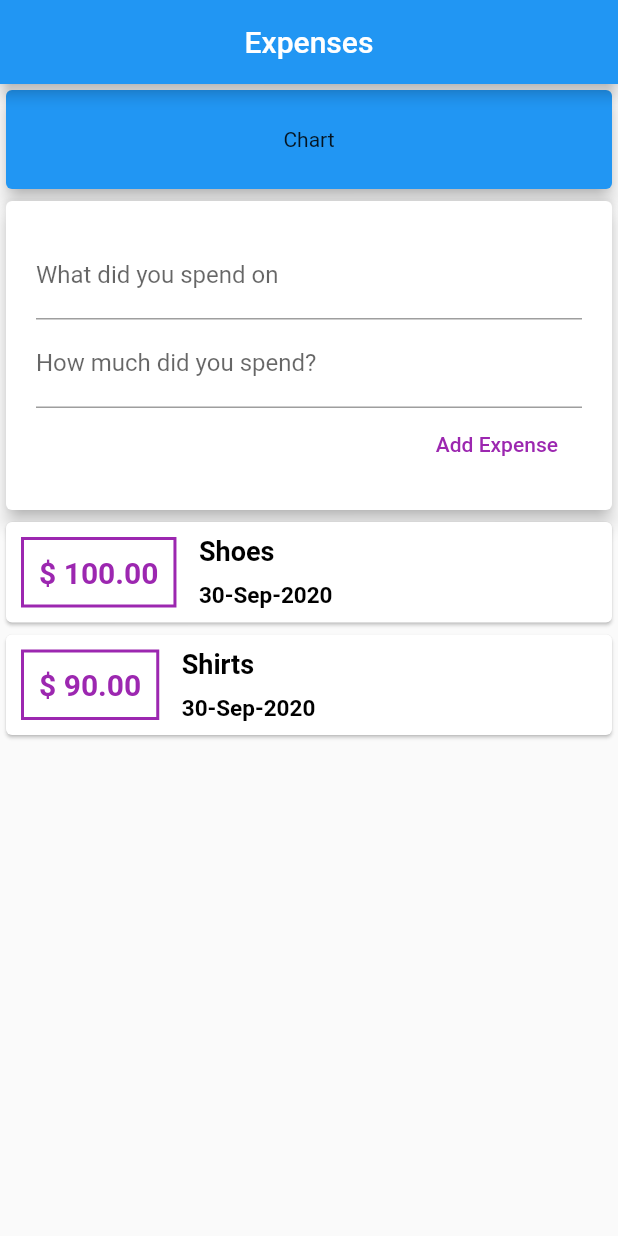
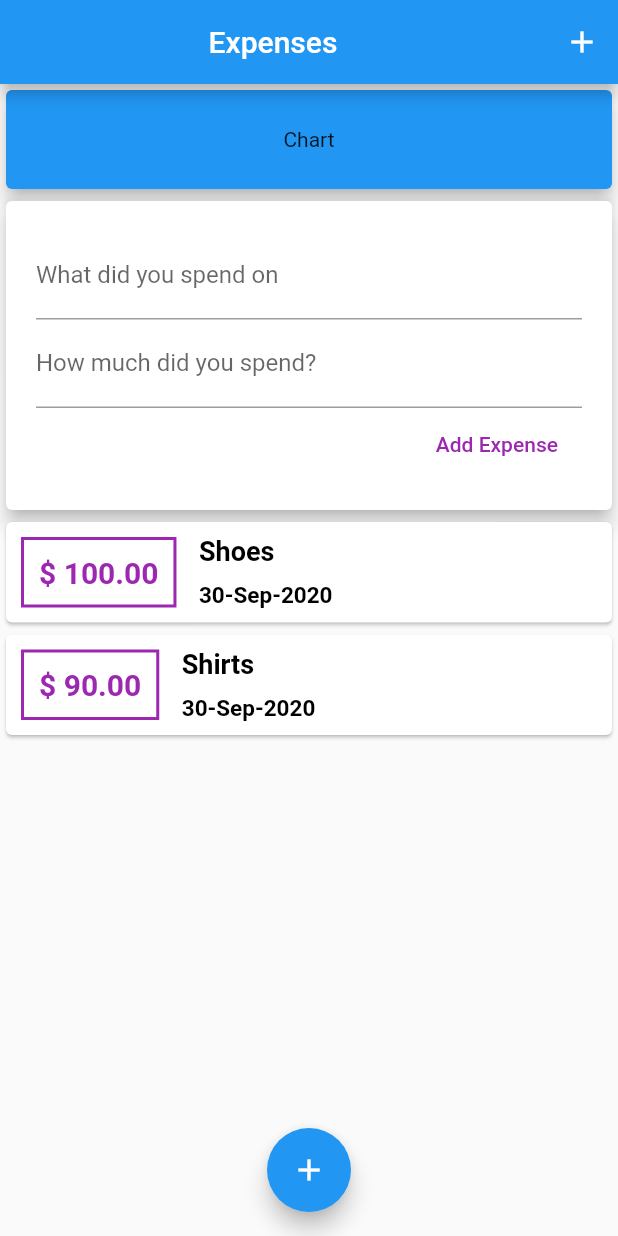
Before and after one commit to akashgkrishnan/learnFlutter, a Flutter app: the screen it shows after launch, on a phone screen of 412 x 824 dp. Run offline on Flutter 3.47's test engine with Material 2 defaults, Android fonts, the phone set to English and light mode, and no system bars.

Commit message:
added floating button to main.dart

```diff
--- a/expenses/lib/main.dart
+++ b/expenses/lib/main.dart
@@ -19,6 +19,9 @@ class MyHomePage extends StatelessWidget {
   Widget build(BuildContext context) {
     return Scaffold(
       appBar: AppBar(
+        actions: <Widget>[
+          IconButton(icon: Icon(Icons.add), onPressed: () {}),
+        ],
         title: Center(
           child: Text('Expenses'),
         ),
@@ -37,6 +40,10 @@ class MyHomePage extends StatelessWidget {
           elevation: 5,
         ),
         UserTransactions(),
-        ]));
+      ]),
+      floatingActionButtonLocation: FloatingActionButtonLocation.centerFloat,
+      floatingActionButton:
+          FloatingActionButton(child: Icon(Icons.add), onPressed: () {}),
+    );
   }
 }
```
Lines whose indentation alone changed are shown as unchanged.
